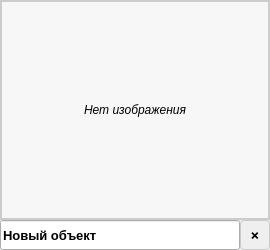
First picture: the form in src/interface_module/uis/widgets/object_card.ui, repository b1t0nese/MacLearn, before the edit.
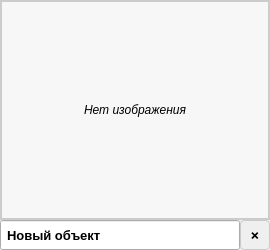
Second picture: the form after the edit.

What changed in the file:
```diff
--- a/src/interface_module/uis/widgets/object_card.ui
+++ b/src/interface_module/uis/widgets/object_card.ui
@@ -73,7 +73,7 @@
       <widget class="QLineEdit" name="object_name">
        <property name="styleSheet">
         <string notr="true">
-QLineEdit { font-weight: bold; font-size: 13px; }
+QLineEdit { font-weight: bold; padding: 0 4px; font-size: 13px; }
 QLineEdit:disabled { color: #b6b6b6; }
         </string>
        </property>
```
